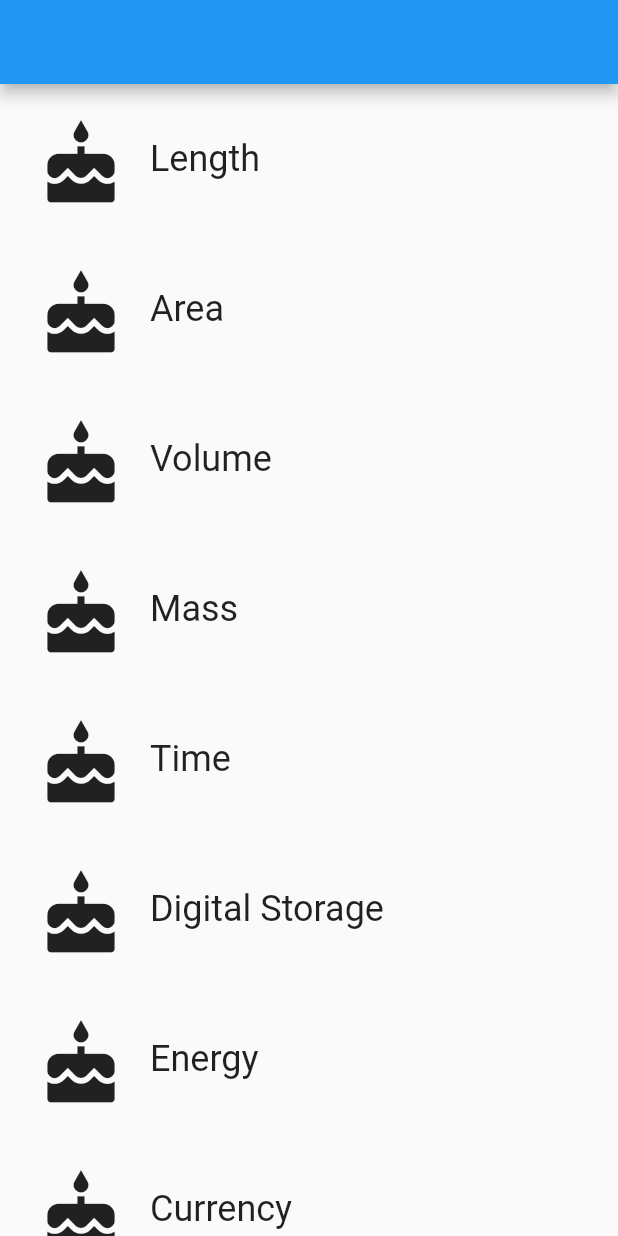
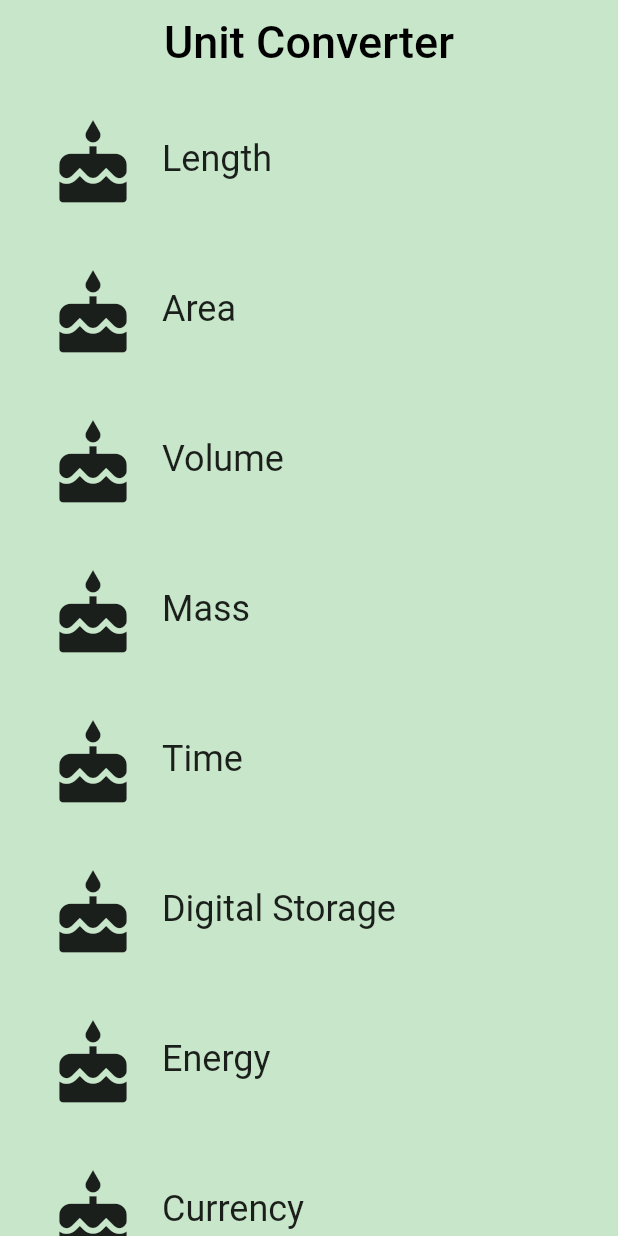
Before and after one commit to mchirino89/unitConvertor, a Flutter app: the screen it shows after launch, on a phone screen of 412 x 824 dp. Run offline on Flutter 3.47's test engine with Material 2 defaults, Android fonts, the phone set to English and light mode, and no system bars.

Commit message:
Add files to handle unit conversion

```diff
--- a/lib/category_route.dart
+++ b/lib/category_route.dart
@@ -3,11 +3,10 @@
 // found in the LICENSE file.
 
 import 'package:flutter/material.dart';
-import 'category.dart';
+import 'package:udacity_app/category.dart';
+import 'package:udacity_app/unit.dart';
 
-// TODO: Check if we need to import anything
-
-// TODO: Define any constants
+final _backgroundColor = Colors.green[100];
 
 /// Category Route (screen).
 ///
@@ -16,8 +15,11 @@ import 'category.dart';
 ///
 /// While it is named CategoryRoute, a more apt name would be CategoryScreen,
 /// because it is responsible for the UI at the route's destination.
+// TODO: Make CategoryRoute a StatefulWidget
 class CategoryRoute extends StatelessWidget {
   const CategoryRoute();
+
+  // TODO: Create State object for the CategoryRoute
 
   static const _categoryNames = <String>[
     'Length',
@@ -41,27 +43,63 @@ class CategoryRoute extends StatelessWidget {
     Colors.red,
   ];
 
+  /// Makes the correct number of rows for the list view.
+  ///
+  /// For portrait, we use a [ListView].
+  Widget _buildCategoryWidgets(List<Widget> categories) {
+    return ListView.builder(
+      itemBuilder: (BuildContext context, int index) => categories[index],
+      itemCount: categories.length,
+    );
+  }
+
+  /// Returns a list of mock [Unit]s.
+  List<Unit> _retrieveUnitList(String categoryName) {
+    return List.generate(10, (int i) {
+      i += 1;
+      return Unit(
+        name: '$categoryName Unit $i',
+        conversion: i.toDouble(),
+      );
+    });
+  }
+
   @override
   Widget build(BuildContext context) {
-    // TODO: Create a list of the eight Categories, using the names and colors
-    List<Category> _categories = [];
-    _baseColors.asMap().forEach(
-            (i, value) {
-              _categories.add(new Category(
-                  name: _categoryNames[i],
-                  color: value,
-                  iconLocation: Icons.cake));
-            });
+    // TODO: Instead of re-creating a list of Categories in every build(),
+    // save this as a variable inside the State object and create
+    // the list at initialization (in initState()).
+    // This way, you also don't have to pass in the list of categories to
+    // _buildCategoryWidgets()
+    final categories = <Category>[];
 
-    // TODO: Create a list view of the Categories
-    final listView = ListView.builder(
-        itemBuilder: (BuildContext context, int index) => _categories[index],
-      itemCount: _categories.length,
+    for (var i = 0; i < _categoryNames.length; i++) {
+      categories.add(Category(
+        name: _categoryNames[i],
+        color: _baseColors[i],
+        iconLocation: Icons.cake,
+        units: _retrieveUnitList(_categoryNames[i]),
+      ));
+    }
+
+    final listView = Container(
+      color: _backgroundColor,
+      padding: EdgeInsets.symmetric(horizontal: 8.0),
+      child: _buildCategoryWidgets(categories),
     );
 
-
-    // TODO: Create an App Bar
-    final appBar = AppBar();
+    final appBar = AppBar(
+      elevation: 0.0,
+      title: Text(
+        'Unit Converter',
+        style: TextStyle(
+          color: Colors.black,
+          fontSize: 30.0,
+        ),
+      ),
+      centerTitle: true,
+      backgroundColor: _backgroundColor,
+    );
 
     return Scaffold(
       appBar: appBar,
--- /dev/null
+++ b/lib/unit.dart
@@ -0,0 +1,27 @@
+// Copyright 2018 The Chromium Authors. All rights reserved.
+// Use of this source code is governed by a BSD-style license that can be
+// found in the LICENSE file.
+
+import 'package:meta/meta.dart';
+
+/// Information about a [Unit].
+class Unit {
+  final String name;
+  final double conversion;
+
+  /// A [Unit] stores its name and conversion factor.
+  ///
+  /// An example would be 'Meter' and '1.0'.
+  const Unit({
+    @required this.name,
+    @required this.conversion,
+  })  : assert(name != null),
+        assert(conversion != null);
+
+  /// Creates a [Unit] from a JSON object.
+  Unit.fromJson(Map jsonMap)
+      : name = jsonMap['name'],
+        conversion = jsonMap['conversion'].toDouble(),
+        assert(name != null),
+        assert(conversion != null);
+}
```
Also changed, not shown: lib/category.dart (+25 -0 lines), lib/converter_route.dart (added, +66 -0 lines), 1 other file.
